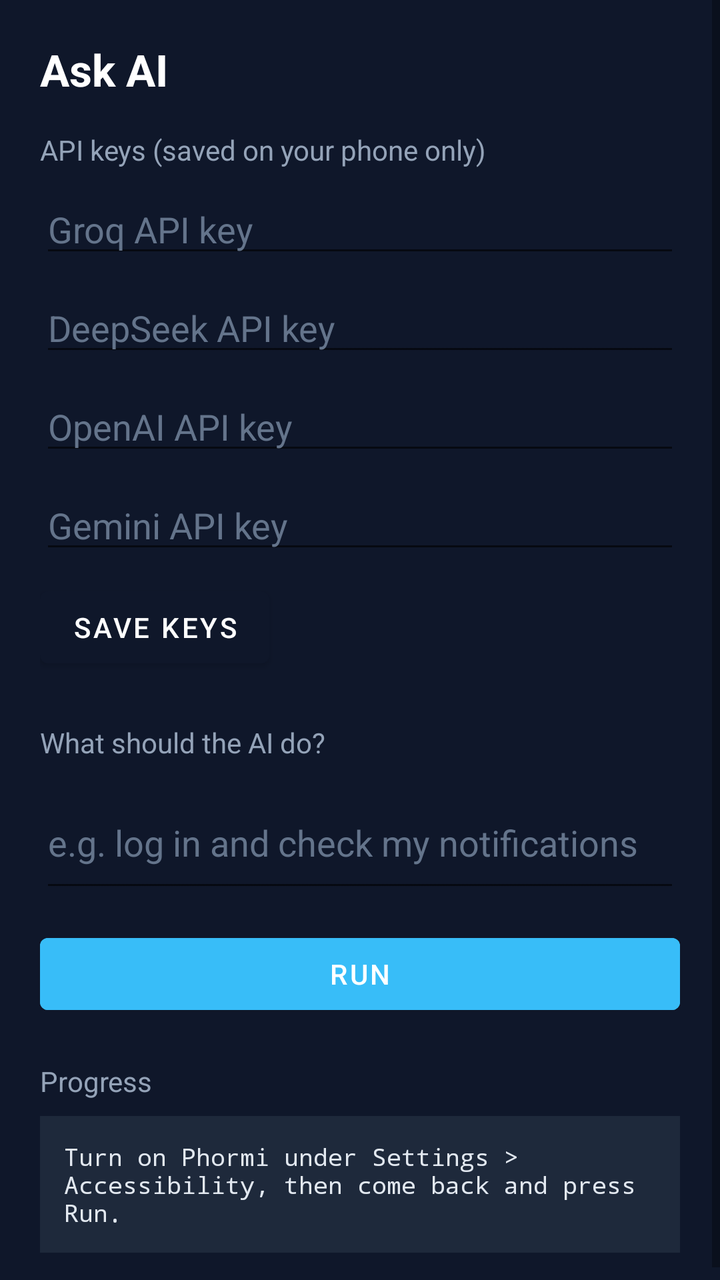
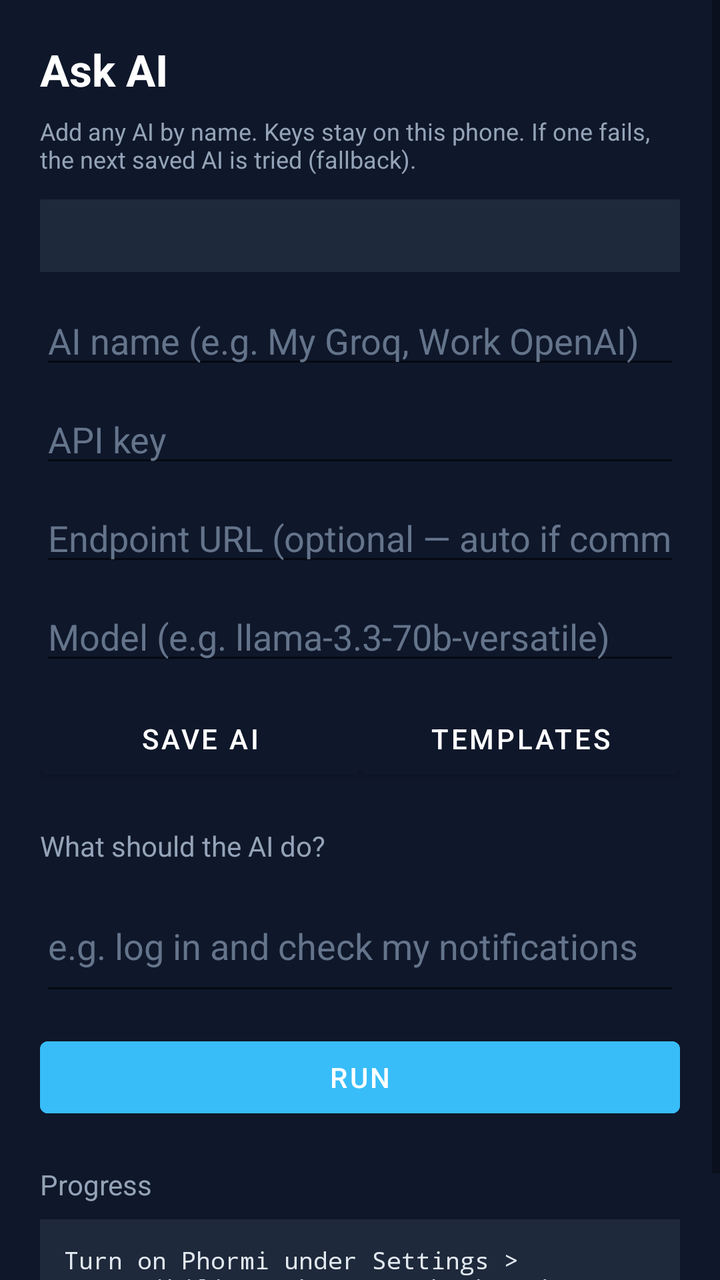

Two renders of the same Android screen: before a commit and after it. Below are the layout's source before the change and the commit's diff.
<!-- AndroidManifest.xml: activity theme Theme.Phormi -->
<!-- res/layout/activity_ai.xml -->
<?xml version="1.0" encoding="utf-8"?>
<ScrollView
    xmlns:android="http://schemas.android.com/apk/res/android"
    android:layout_width="match_parent"
    android:layout_height="match_parent"
    android:background="#0F172A"
    android:fillViewport="true">

    <LinearLayout
        android:layout_width="match_parent"
        android:layout_height="wrap_content"
        android:orientation="vertical"
        android:padding="20dp">

        <TextView
            android:layout_width="wrap_content"
            android:layout_height="wrap_content"
            android:text="@string/ask_ai"
            android:textColor="#FFFFFF"
            android:textSize="22sp"
            android:textStyle="bold"
            android:layout_marginBottom="16dp" />

        <TextView
            android:layout_width="wrap_content"
            android:layout_height="wrap_content"
            android:text="@string/api_keys_label"
            android:textColor="#94A3B8"
            android:textSize="14sp"
            android:layout_marginBottom="8dp" />

        <EditText
            android:id="@+id/input_key_groq"
            android:layout_width="match_parent"
            android:layout_height="wrap_content"
            android:hint="Groq API key"
            android:inputType="textPassword"
            android:textColorHint="#64748B"
            android:textColor="#FFFFFF"
            android:layout_marginBottom="8dp" />

        <EditText
            android:id="@+id/input_key_deepseek"
            android:layout_width="match_parent"
            android:layout_height="wrap_content"
            android:hint="DeepSeek API key"
            android:inputType="textPassword"
            android:textColorHint="#64748B"
            android:textColor="#FFFFFF"
            android:layout_marginBottom="8dp" />

        <EditText
            android:id="@+id/input_key_openai"
            android:layout_width="match_parent"
            android:layout_height="wrap_content"
            android:hint="OpenAI API key"
            android:inputType="textPassword"
            android:textColorHint="#64748B"
            android:textColor="#FFFFFF"
            android:layout_marginBottom="8dp" />

        <EditText
            android:id="@+id/input_key_gemini"
            android:layout_width="match_parent"
            android:layout_height="wrap_content"
            android:hint="Gemini API key"
            android:inputType="textPassword"
            android:textColorHint="#64748B"
            android:textColor="#FFFFFF"
            android:layout_marginBottom="8dp" />

        <Button
            android:id="@+id/btn_save_keys"
            android:layout_width="wrap_content"
            android:layout_height="wrap_content"
            android:text="@string/save_keys"
            android:layout_marginBottom="24dp" />

        <TextView
            android:layout_width="wrap_content"
            android:layout_height="wrap_content"
            android:text="@string/instruction_label"
            android:textColor="#94A3B8"
            android:textSize="14sp"
            android:layout_marginBottom="8dp" />

        <EditText
            android:id="@+id/input_instruction"
            android:layout_width="match_parent"
            android:layout_height="wrap_content"
            android:hint="@string/instruction_hint"
            android:minLines="2"
            android:textColorHint="#64748B"
            android:textColor="#FFFFFF"
            android:layout_marginBottom="12dp" />

        <Button
            android:id="@+id/btn_run"
            android:layout_width="match_parent"
            android:layout_height="wrap_content"
            android:text="@string/run_task"
            android:backgroundTint="#38BDF8"
            android:layout_marginBottom="20dp" />

        <TextView
            android:layout_width="wrap_content"
            android:layout_height="wrap_content"
            android:text="@string/status_log_label"
            android:textColor="#94A3B8"
            android:textSize="14sp"
            android:layout_marginBottom="8dp" />

        <TextView
            android:id="@+id/status_log"
            android:layout_width="match_parent"
            android:layout_height="wrap_content"
            android:text="@string/accessibility_reminder"
            android:textColor="#E2E8F0"
            android:background="#1E293B"
            android:padding="12dp"
            android:fontFamily="monospace"
            android:textSize="12sp" />

    </LinearLayout>
</ScrollView>
<!-- resources referenced by this layout -->
<resources>
  <string name="accessibility_reminder">Turn on Phormi under Settings &gt; Accessibility, then come back and press Run.</string>
  <string name="api_keys_label">API keys (saved on your phone only)</string>
  <string name="ask_ai">Ask AI</string>
  <string name="instruction_hint">e.g. log in and check my notifications</string>
  <string name="instruction_label">What should the AI do?</string>
  <string name="run_task">Run</string>
  <string name="save_keys">Save keys</string>
  <string name="status_log_label">Progress</string>
  <style name="Theme.Phormi" parent="Theme.MaterialComponents.DayNight.NoActionBar">
          <item name="colorPrimary">#0F172A</item>
          <item name="colorPrimaryDark">#0F172A</item>
          <item name="colorAccent">#38BDF8</item>
          <item name="android:windowBackground">#0F172A</item>
      </style>
</resources>

<!-- the commit's change to res/layout/activity_ai.xml (unified diff, before → after) -->
@@ -1,6 +1,5 @@
 <?xml version="1.0" encoding="utf-8"?>
-<ScrollView
-    xmlns:android="http://schemas.android.com/apk/res/android"
+<ScrollView xmlns:android="http://schemas.android.com/apk/res/android"
     android:layout_width="match_parent"
     android:layout_height="match_parent"
     android:background="#0F172A"
@@ -19,62 +18,87 @@
             android:textColor="#FFFFFF"
             android:textSize="22sp"
             android:textStyle="bold"
-            android:layout_marginBottom="16dp" />
+            android:layout_marginBottom="8dp" />
 
         <TextView
-            android:layout_width="wrap_content"
+            android:layout_width="match_parent"
             android:layout_height="wrap_content"
-            android:text="@string/api_keys_label"
+            android:text="Add any AI by name. Keys stay on this phone. If one fails, the next saved AI is tried (fallback)."
             android:textColor="#94A3B8"
-            android:textSize="14sp"
+            android:textSize="12sp"
+            android:layout_marginBottom="12dp" />
+
+        <TextView
+            android:id="@+id/key_status"
+            android:layout_width="match_parent"
+            android:layout_height="wrap_content"
+            android:textColor="#38BDF8"
+            android:textSize="12sp"
+            android:fontFamily="monospace"
+            android:background="#1E293B"
+            android:padding="10dp"
+            android:layout_marginBottom="12dp" />
+
+        <EditText
+            android:id="@+id/input_provider_name"
+            android:layout_width="match_parent"
+            android:layout_height="wrap_content"
+            android:hint="AI name (e.g. My Groq, Work OpenAI)"
+            android:inputType="text"
+            android:textColorHint="#64748B"
+            android:textColor="#FFFFFF"
             android:layout_marginBottom="8dp" />
 
         <EditText
-            android:id="@+id/input_key_groq"
+            android:id="@+id/input_api_key"
             android:layout_width="match_parent"
             android:layout_height="wrap_content"
-            android:hint="Groq API key"
+            android:hint="API key"
             android:inputType="textPassword"
             android:textColorHint="#64748B"
             android:textColor="#FFFFFF"
             android:layout_marginBottom="8dp" />
 
         <EditText
-            android:id="@+id/input_key_deepseek"
+            android:id="@+id/input_endpoint"
             android:layout_width="match_parent"
             android:layout_height="wrap_content"
-            android:hint="DeepSeek API key"
-            android:inputType="textPassword"
+            android:hint="Endpoint URL (optional — auto if common name)"
+            android:inputType="textUri"
             android:textColorHint="#64748B"
             android:textColor="#FFFFFF"
             android:layout_marginBottom="8dp" />
 
         <EditText
-            android:id="@+id/input_key_openai"
+            android:id="@+id/input_model"
             android:layout_width="match_parent"
             android:layout_height="wrap_content"
-            android:hint="OpenAI API key"
-            android:inputType="textPassword"
+            android:hint="Model (e.g. llama-3.3-70b-versatile)"
+            android:inputType="text"
             android:textColorHint="#64748B"
             android:textColor="#FFFFFF"
             android:layout_marginBottom="8dp" />
 
-        <EditText
-            android:id="@+id/input_key_gemini"
+        <LinearLayout
             android:layout_width="match_parent"
             android:layout_height="wrap_content"
-            android:hint="Gemini API key"
-            android:inputType="textPassword"
-            android:textColorHint="#64748B"
-            android:textColor="#FFFFFF"
-            android:layout_marginBottom="8dp" />
+            android:orientation="horizontal"
+            android:layout_marginBottom="20dp">
 
-        <Button
-            android:id="@+id/btn_save_keys"
-            android:layout_width="wrap_content"
-            android:layout_height="wrap_content"
-            android:text="@string/save_keys"
-            android:layout_marginBottom="24dp" />
+            <Button
+                android:id="@+id/btn_save_keys"
+                android:layout_width="0dp"
+                android:layout_height="wrap_content"
+                android:layout_weight="1"
+                android:text="Save AI" />
+
+            <Button
+                android:id="@+id/btn_templates"
+                android:layout_width="0dp"
+                android:layout_height="wrap_content"
+                android:layout_weight="1"
+                android:text="Templates" />
+        </LinearLayout>
 
         <TextView
             android:layout_width="wrap_content"
@@ -120,6 +144,5 @@
             android:padding="12dp"
             android:fontFamily="monospace"
             android:textSize="12sp" />
-
     </LinearLayout>
 </ScrollView>
<!-- resource entries referenced after the edit -->
@@ -1,12 +1,10 @@
 <!-- resources referenced by this layout -->
 <resources>
   <string name="accessibility_reminder">Turn on Phormi under Settings &gt; Accessibility, then come back and press Run.</string>
-  <string name="api_keys_label">API keys (saved on your phone only)</string>
   <string name="ask_ai">Ask AI</string>
   <string name="instruction_hint">e.g. log in and check my notifications</string>
   <string name="instruction_label">What should the AI do?</string>
   <string name="run_task">Run</string>
-  <string name="save_keys">Save keys</string>
   <string name="status_log_label">Progress</string>
   <style name="Theme.Phormi" parent="Theme.MaterialComponents.DayNight.NoActionBar">
           <item name="colorPrimary">#0F172A</item>
